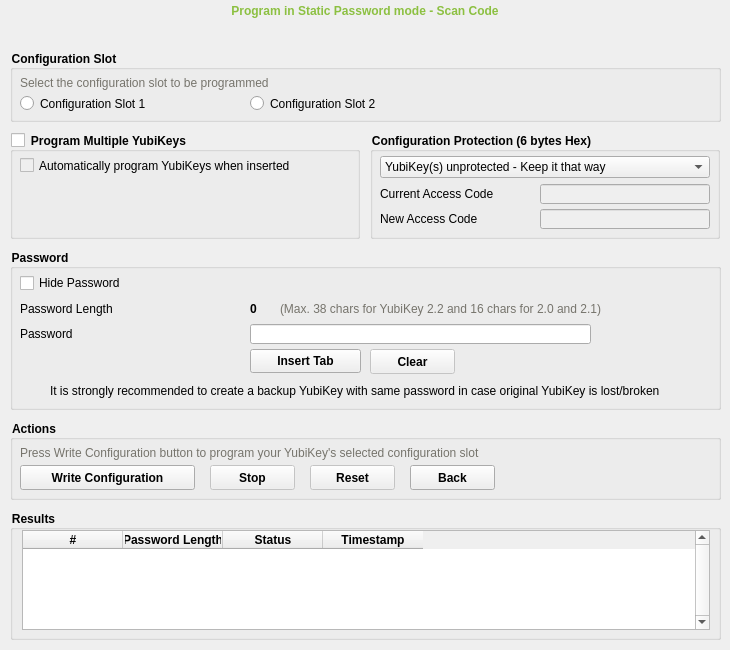
Before: the Qt Designer form src/ui/staticpage.ui in Yubico/yubikey-personalization-gui-dpkg, drawn with Qt 5.
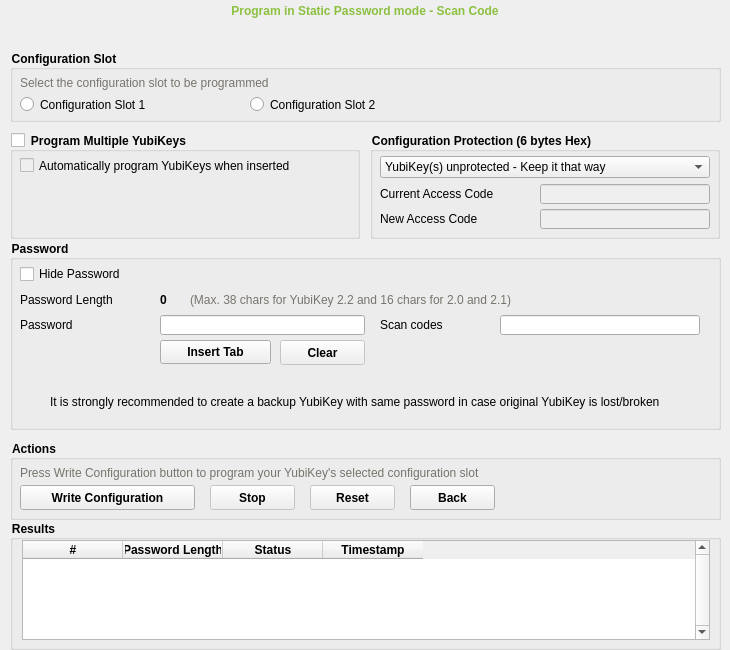
After: the same form once the commit is applied. Icons and pictures are not drawn. Custom widgets are drawn as their Qt base class.

Patch:
```diff
--- a/src/ui/staticpage.ui
+++ b/src/ui/staticpage.ui
@@ -227,7 +227,7 @@
        <x>10</x>
        <y>45</y>
        <width>151</width>
-       <height>17</height>
+       <height>19</height>
       </rect>
      </property>
      <property name="styleSheet">
@@ -243,7 +243,7 @@
        <x>240</x>
        <y>45</y>
        <width>151</width>
-       <height>17</height>
+       <height>19</height>
       </rect>
      </property>
      <property name="styleSheet">
@@ -301,9 +301,9 @@
     <property name="geometry">
      <rect>
       <x>10</x>
-      <y>249</y>
+      <y>240</y>
       <width>711</width>
-      <height>161</height>
+      <height>190</height>
      </rect>
     </property>
     <property name="styleSheet">
@@ -361,15 +361,15 @@
       <bool>false</bool>
      </property>
     </widget>
-    <widget class="ScanEdit" name="quickStaticTxt">
+    <widget class="QLineEdit" name="quickStaticTxt">
      <property name="enabled">
       <bool>true</bool>
      </property>
      <property name="geometry">
       <rect>
-       <x>240</x>
+       <x>150</x>
        <y>75</y>
-       <width>341</width>
+       <width>205</width>
        <height>20</height>
       </rect>
      </property>
@@ -403,7 +403,7 @@
       <rect>
        <x>10</x>
        <y>50</y>
-       <width>221</width>
+       <width>110</width>
        <height>20</height>
       </rect>
      </property>
@@ -419,7 +419,7 @@
       <rect>
        <x>10</x>
        <y>75</y>
-       <width>221</width>
+       <width>110</width>
        <height>20</height>
       </rect>
      </property>
@@ -434,7 +434,7 @@
      <property name="geometry">
       <rect>
        <x>40</x>
-       <y>126</y>
+       <y>146</y>
        <width>661</width>
        <height>31</height>
       </rect>
@@ -453,7 +453,7 @@
     <widget class="QLabel" name="quickStaticLenDescLbl">
      <property name="geometry">
       <rect>
-       <x>270</x>
+       <x>180</x>
        <y>50</y>
        <width>431</width>
        <height>20</height>
@@ -471,7 +471,7 @@
      <property name="geometry">
       <rect>
        <x>10</x>
-       <y>130</y>
+       <y>150</y>
        <width>24</width>
        <height>24</height>
       </rect>
@@ -512,7 +512,7 @@
     <widget class="QPushButton" name="quickInsertTabBtn">
      <property name="geometry">
       <rect>
-       <x>240</x>
+       <x>150</x>
        <y>100</y>
        <width>111</width>
        <height>24</height>
@@ -541,7 +541,7 @@
     <widget class="QLabel" name="quickStaticLenTxt">
      <property name="geometry">
       <rect>
-       <x>240</x>
+       <x>150</x>
        <y>50</y>
        <width>31</width>
        <height>20</height>
@@ -560,7 +560,7 @@
      </property>
      <property name="geometry">
       <rect>
-       <x>360</x>
+       <x>270</x>
        <y>100</y>
        <width>85</width>
        <height>25</height>
@@ -605,12 +605,38 @@
       <bool>false</bool>
      </property>
     </widget>
+    <widget class="QLabel" name="quickStaticLbl_2">
+     <property name="geometry">
+      <rect>
+       <x>370</x>
+       <y>75</y>
+       <width>110</width>
+       <height>20</height>
+      </rect>
+     </property>
+     <property name="styleSheet">
+      <string notr="true">font-weight:normal;</string>
+     </property>
+     <property name="text">
+      <string>Scan codes</string>
+     </property>
+    </widget>
+    <widget class="QLineEdit" name="quickScanCodesTxt">
+     <property name="geometry">
+      <rect>
+       <x>490</x>
+       <y>75</y>
+       <width>200</width>
+       <height>20</height>
+      </rect>
+     </property>
+    </widget>
    </widget>
    <widget class="QGroupBox" name="quickActionsBox">
     <property name="geometry">
      <rect>
       <x>10</x>
-      <y>420</y>
+      <y>440</y>
       <width>711</width>
       <height>80</height>
      </rect>
@@ -994,7 +1020,7 @@
     <property name="geometry">
      <rect>
       <x>10</x>
-      <y>510</y>
+      <y>520</y>
       <width>711</width>
       <height>130</height>
      </rect>
@@ -1132,7 +1158,7 @@
        <x>10</x>
        <y>45</y>
        <width>151</width>
-       <height>17</height>
+       <height>19</height>
       </rect>
      </property>
      <property name="styleSheet">
@@ -1154,7 +1180,7 @@
        <x>240</x>
        <y>45</y>
        <width>151</width>
-       <height>17</height>
+       <height>19</height>
       </rect>
      </property>
      <property name="styleSheet">
@@ -2340,13 +2366,6 @@
    </widget>
   </widget>
  </widget>
- <customwidgets>
-  <customwidget>
-   <class>ScanEdit</class>
-   <extends>QLineEdit</extends>
-   <header>scanedit.h</header>
-  </customwidget>
- </customwidgets>
  <tabstops>
   <tabstop>quickBtn</tabstop>
   <tabstop>advBtn</tabstop>
```
